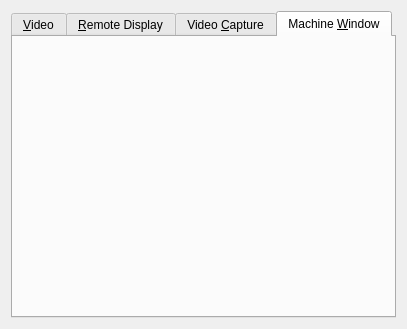
Qt form vbox/src/VBox/Frontends/VirtualBox/src/settings/machine/UIMachineSettingsDisplay.ui (jljuxgm/vboxgit) before a commit.
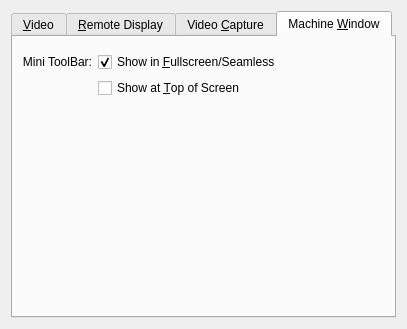
The same form after that commit. The open tabs and pages were chosen to show the change. Custom widgets are drawn as their Qt base class.

Patch:
```diff
--- a/vbox/src/VBox/Frontends/VirtualBox/src/settings/machine/UIMachineSettingsDisplay.ui
+++ b/vbox/src/VBox/Frontends/VirtualBox/src/settings/machine/UIMachineSettingsDisplay.ui
@@ -648,15 +648,63 @@
       <attribute name="title">
        <string>Machine &amp;Window</string>
       </attribute>
-      <layout class="QVBoxLayout" name="m_pLayoutTabMachineWindow">
-       <item>
+      <layout class="QGridLayout" name="m_pLayoutTabMachineWindow">
+       <item row="0" column="0" colspan="2">
         <widget class="UIMenuBarEditorWidget" name="m_pMenuBarEditor">
          <property name="whatsThis">
           <string>Allows to modify VM menu-bar contents.</string>
          </property>
         </widget>
        </item>
-       <item>
+       <item row="1" column="0">
+        <widget class="QLabel" name="m_pLabelMiniToolBar">
+         <property name="text">
+          <string>Mini ToolBar:</string>
+         </property>
+         <property name="alignment">
+          <set>Qt::AlignRight|Qt::AlignTrailing|Qt::AlignVCenter</set>
+         </property>
+        </widget>
+       </item>
+       <item row="1" column="1">
+        <widget class="QCheckBox" name="m_pCheckBoxShowMiniToolBar">
+         <property name="sizePolicy">
+          <sizepolicy vsizetype="Fixed" hsizetype="MinimumExpanding">
+           <horstretch>0</horstretch>
+           <verstretch>0</verstretch>
+          </sizepolicy>
+         </property>
+         <property name="whatsThis">
+          <string>If checked, show the Mini ToolBar in Fullscreen and Seamless modes.</string>
+         </property>
+         <property name="text">
+          <string>Show in &amp;Fullscreen/Seamless</string>
+         </property>
+         <property name="checked">
+          <bool>true</bool>
+         </property>
+        </widget>
+       </item>
+       <item row="2" column="1">
+        <widget class="QCheckBox" name="m_pComboToolBarAlignment">
+         <property name="sizePolicy">
+          <sizepolicy vsizetype="Fixed" hsizetype="MinimumExpanding">
+           <horstretch>0</horstretch>
+           <verstretch>0</verstretch>
+          </sizepolicy>
+         </property>
+         <property name="whatsThis">
+          <string>If checked, show the Mini ToolBar at the top of the screen, rather than in its default position at the bottom of the screen.</string>
+         </property>
+         <property name="text">
+          <string>Show at &amp;Top of Screen</string>
+         </property>
+         <property name="checked">
+          <bool>false</bool>
+         </property>
+        </widget>
+       </item>
+       <item row="3" column="0" colspan="2">
         <spacer name="m_pSpacer">
          <property name="orientation">
           <enum>Qt::Vertical</enum>
```
Left out of the diff: 18 changed lines with no effect on the pictures.
